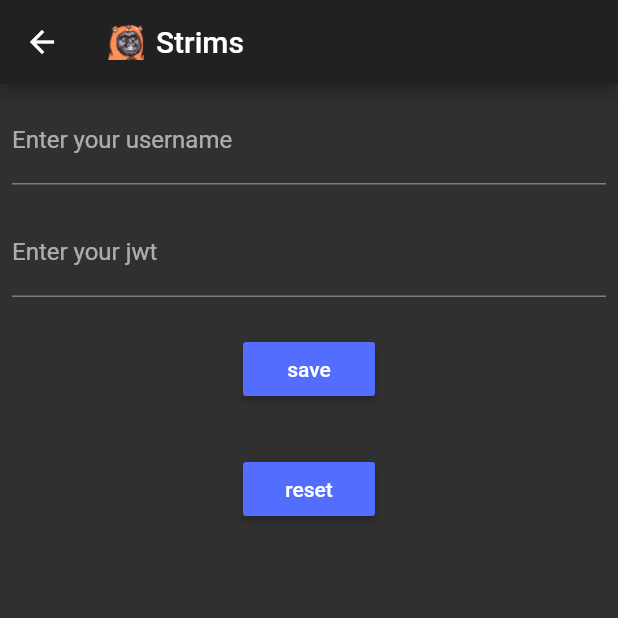
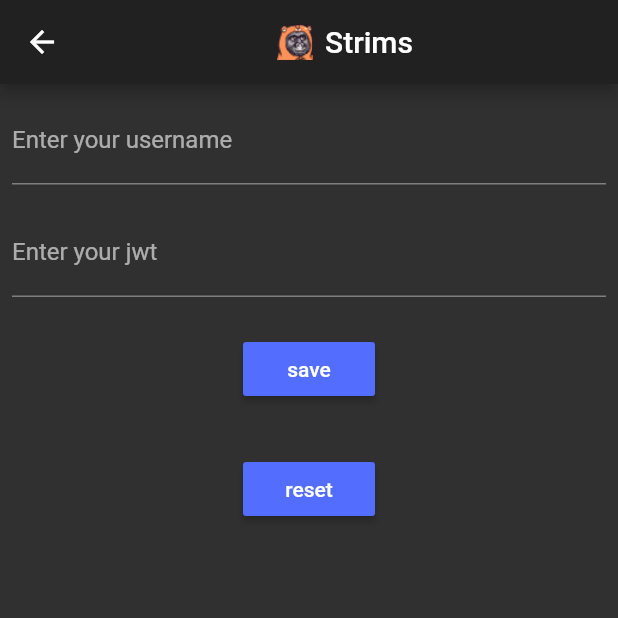
Before and after one commit to jbpratt/strims-chat-mobile, a Flutter app: the screen it shows after launch, after a tap on "profile", on a phone screen of 412 x 824 dp, the top half of it. Run offline on Flutter 3.47's test engine with Material 2 defaults, Android fonts, the phone set to English and light mode, and no system bars; network calls fail.

Commit message:
const appbar

```diff
--- a/lib/main.dart
+++ b/lib/main.dart
@@ -11,6 +11,19 @@ User kUser = new User();
 final String kAppTitle = "Strims";
 final String kLogoPath = "assets/ComfyApe.png";
 final String kAddress = "wss://chat.strims.gg/ws";
+final AppBar kAppBar = new AppBar(
+  title: Row(
+    mainAxisAlignment: MainAxisAlignment.center,
+    children: [
+      Image.asset(
+        kLogoPath,
+        fit: BoxFit.contain,
+        height: 24,
+      ),
+      Container(padding: const EdgeInsets.all(8.0), child: Text('Strims'))
+    ],
+  ),
+);
 
 class App extends StatelessWidget {
   @override
@@ -26,20 +39,7 @@ class HomePage extends StatelessWidget {
   @override
   Widget build(BuildContext context) {
     return new Scaffold(
-        appBar: new AppBar(
-          title: Row(
-            mainAxisAlignment: MainAxisAlignment.center,
-            children: [
-              Image.asset(
-                kLogoPath,
-                fit: BoxFit.contain,
-                height: 24,
-              ),
-              Container(
-                  padding: const EdgeInsets.all(8.0), child: Text('Strims'))
-            ],
-          ),
-        ),
+        appBar: kAppBar,
         body: Container(
           child: new Column(
             children: <Widget>[
@@ -105,18 +105,7 @@ class _ProfilePageState extends State<ProfilePage> {
   @override
   Widget build(BuildContext context) {
     return Scaffold(
-      appBar: new AppBar(
-        title: Row(
-          children: [
-            Image.asset(
-              kLogoPath,
-              fit: BoxFit.contain,
-              height: 24,
-            ),
-            Container(padding: const EdgeInsets.all(8.0), child: Text('Strims'))
-          ],
-        ),
-      ),
+      appBar: kAppBar,
       body: Container(
         child: Column(
           children: <Widget>[
@@ -195,7 +184,6 @@ class _ChatPageState extends State<ChatPage> {
   List<Message> list = [];
   //List<Widget> output;
 
-
   @override
   void initState() {
     super.initState();
@@ -212,8 +200,7 @@ class _ChatPageState extends State<ChatPage> {
 
   void sendData() {
     if (controller.text.isNotEmpty) {
-      channel.sink
-          .add('MSG {"nick":"majora","data":"' + controller.text + '"}');
+      channel.sink.add('MSG {"data":"' + controller.text + '"}');
       controller.text = "";
     }
   }
@@ -249,18 +236,7 @@ class _ChatPageState extends State<ChatPage> {
     }
 
     return Scaffold(
-      appBar: new AppBar(
-        title: Row(
-          children: [
-            Image.asset(
-              kLogoPath,
-              fit: BoxFit.contain,
-              height: 24,
-            ),
-            Container(padding: const EdgeInsets.all(8.0), child: Text('Strims'))
-          ],
-        ),
-      ),
+      appBar: kAppBar,
       body: Container(
         decoration: new BoxDecoration(color: Colors.black),
         padding: EdgeInsets.all(5.0),
```
